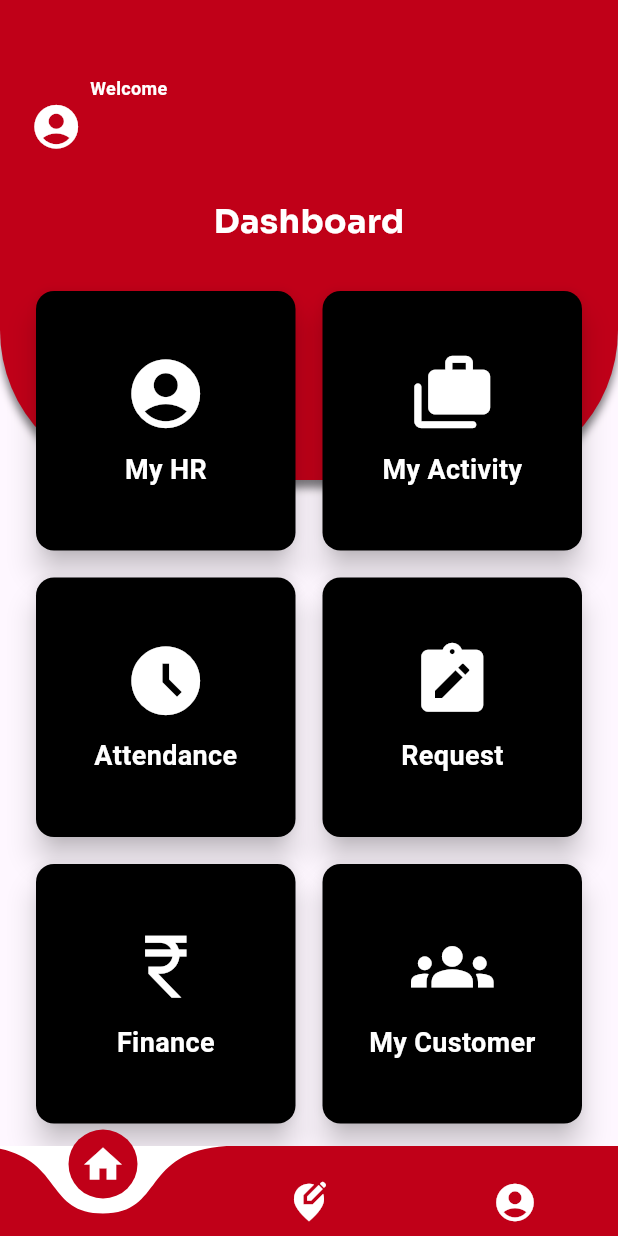
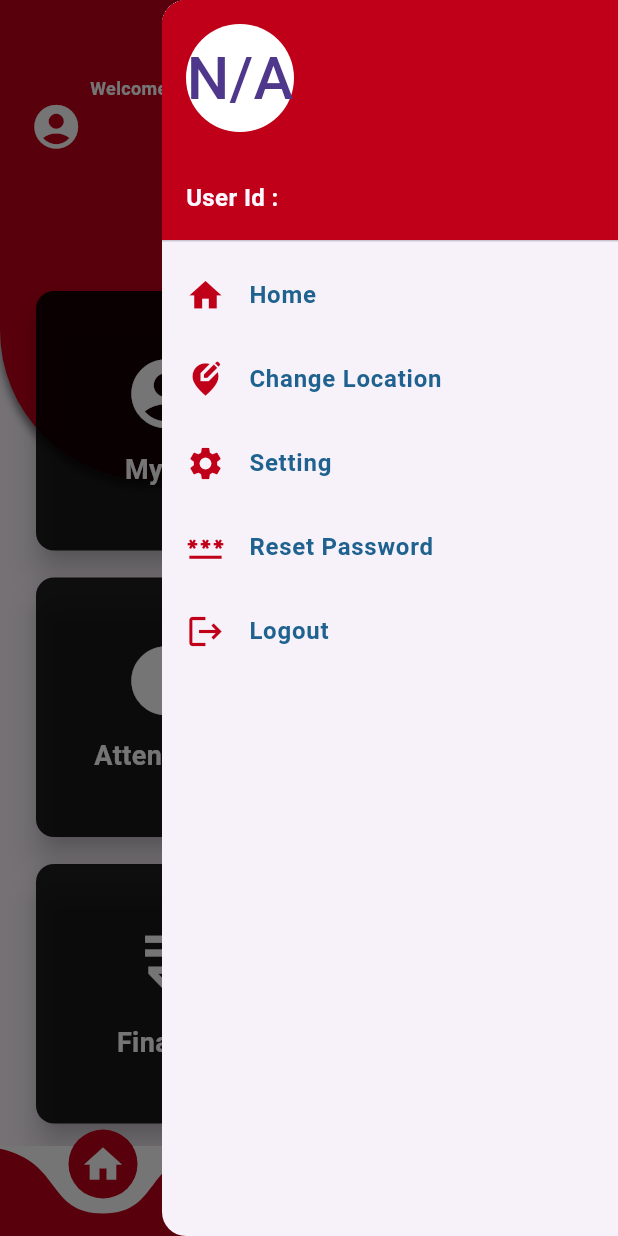
Before and after one commit to Harsh8216/InlandSalesMobileApp_Flutter, a Flutter app: the BottomNavBar screen opened directly, with the side drawer open (before the commit the screen has no drawer), on a phone screen of 412 x 824 dp. Run offline on Flutter 3.47's test engine with Material 3 defaults, Android fonts, the phone set to English and light mode, and no system bars; drawn by our look-alikes of curved_navigation_bar; our stand-ins replace fluttertoast, shared_preferences; accounts and stored records are empty; network calls fail.

Commit message:
new commit 19/09/2024

```diff
--- a/lib/Activity_Bottom_Navigation_Bar.dart
+++ b/lib/Activity_Bottom_Navigation_Bar.dart
@@ -3,6 +3,8 @@ import 'package:curved_navigation_bar/curved_navigation_bar.dart';
 import 'package:inland_sales_upgrade/Activity_Dashboard.dart';
 import 'package:inland_sales_upgrade/Activity_Leave_List.dart';
 import 'package:inland_sales_upgrade/Custom_Color_file.dart';
+import 'package:inland_sales_upgrade/Side_Navigation_Drawer.dart';
+
 class BottomNavBar extends StatefulWidget {
   @override
   State<BottomNavBar> createState() => _BottomNavBarState();
@@ -10,14 +12,12 @@ class BottomNavBar extends StatefulWidget {
 
 class _BottomNavBarState extends State<BottomNavBar> {
   int _selectedIndex = 0;
+  final GlobalKey<ScaffoldState> _scaffoldKey = GlobalKey<ScaffoldState>();
 
-  final List<Widget> _pages = [
-    Activity_Dashboard(),
-    Activity_Leave_List(),
-  ];
   @override
   Widget build(BuildContext context) {
     return Scaffold(
+      key: _scaffoldKey,
       backgroundColor: Colors.white,
       bottomNavigationBar: CurvedNavigationBar(
         animationDuration: Duration(milliseconds: 300),
@@ -31,15 +31,19 @@ class _BottomNavBarState extends State<BottomNavBar> {
           Icon(Icons.account_circle,color: Colors.white,size: 30),
         ],
         onTap: (index){
+          if(index == 2){
+            _scaffoldKey.currentState?.openEndDrawer();
+          }else
           setState(() {
             _selectedIndex = index;
           });
-
         },
-
         backgroundColor: Colors.white,
       ),
-      body: _pages[_selectedIndex],
+      body: _selectedIndex == 0 ?
+      Activity_Dashboard() :
+      Activity_Leave_List(),
+      endDrawer: SideNavigationDrawer(),
 
     );
   }
--- a/lib/Activity_Dashboard.dart
+++ b/lib/Activity_Dashboard.dart
@@ -5,6 +5,7 @@ import 'package:inland_sales_upgrade/Dashboard_HR.dart';
 import 'package:inland_sales_upgrade/Custom_Color_file.dart';
 import 'package:inland_sales_upgrade/Login_Activity.dart';
 import 'package:inland_sales_upgrade/Network.dart';
+import 'package:inland_sales_upgrade/Side_Navigation_Drawer.dart';
 import 'package:shared_preferences/shared_preferences.dart';
 
 class Activity_Dashboard extends StatefulWidget{
@@ -40,7 +41,6 @@ class _Activity_DashboardState extends State<Activity_Dashboard> {
   @override
   Widget build(BuildContext context) {
     return Scaffold(
-
       body: SingleChildScrollView(
         child: Stack(
             children: [
@@ -129,7 +129,7 @@ class _Activity_DashboardState extends State<Activity_Dashboard> {
                         ShowToast("Finance");
 
                       }),
-                      buildCard(Icons.groups_sharp, "My Customer",() async{
+                      buildCard(Icons.logout, "Logout",() async{
                         await _Logout();
 
                       }),
@@ -146,7 +146,7 @@ class _Activity_DashboardState extends State<Activity_Dashboard> {
   Widget buildCard(IconData iconData,String text,VoidCallback onPressed){
     return GestureDetector(
         onTap: onPressed,
-        child : Card(elevation: 8, color: Colors.black,
+        child : Card(elevation: 8, color: Colors.black87,
           child: Column(
             mainAxisAlignment: MainAxisAlignment.center,
               children: [
@@ -170,7 +170,8 @@ class _Activity_DashboardState extends State<Activity_Dashboard> {
     await pref.remove("Password");
 
     ScaffoldMessenger.of(context).showSnackBar(
-        SnackBar(content: Text('Logged out successfully',
+        SnackBar(
+            content: Text('Logged out successfully',
             style: const TextStyle(fontWeight: FontWeight.bold)),
             duration: Duration(seconds: 3)));
     Navigator.pushReplacement(context, MaterialPageRoute(builder: (context) => LoginPage()));
--- a/lib/Activity_Splash_Screen.dart
+++ b/lib/Activity_Splash_Screen.dart
@@ -54,8 +54,7 @@ class _SplashScreenState extends State<SplashScreen> with SingleTickerProviderSt
 
     Timer(Duration(seconds: 5),(){
       if(UserId != null) {
-        Navigator.pushReplacement(context,
-            MaterialPageRoute(builder: (context) => BottomNavBar()));
+        Navigator.pushReplacement(context, MaterialPageRoute(builder: (context) => BottomNavBar()));
       }else{
         Navigator.pushReplacement(context, MaterialPageRoute(builder: (context) => LoginPage()));
       }
--- a/lib/Apply_for_leaves.dart
+++ b/lib/Apply_for_leaves.dart
@@ -8,6 +8,7 @@ import 'package:inland_sales_upgrade/Activity_Leave_List.dart';
 import 'package:inland_sales_upgrade/Custom_Color_file.dart';
 import 'package:inland_sales_upgrade/Edit_Text_Controler.dart';
 import 'package:inland_sales_upgrade/Network.dart';
+import 'package:inland_sales_upgrade/Side_Navigation_Drawer.dart';
 import 'package:inland_sales_upgrade/Utility.dart';
 import 'package:intl/intl.dart';
 import 'package:shared_preferences/shared_preferences.dart';
@@ -214,6 +215,7 @@ class ApplyForLeavesStates extends State<Apply_for_leaves> {
   @override
   Widget build(BuildContext context) {
    return Scaffold(
+     endDrawer: SideNavigationDrawer(),
      appBar: AppBar(title: Text("Apply for Leaves",style: TextStyle(color: Colors.white,fontWeight: FontWeight.bold,fontSize: 18)),
          backgroundColor: Color(CustomColor.Corp_Red.value),iconTheme: IconThemeData(color: Colors.white)),
      body: Padding(
--- a/lib/Dashboard_HR.dart
+++ b/lib/Dashboard_HR.dart
@@ -2,6 +2,7 @@ import 'package:flutter/cupertino.dart';
 import 'package:flutter/material.dart';
 import 'package:inland_sales_upgrade/Activity_Leave_List.dart';
 import 'package:inland_sales_upgrade/Custom_Color_file.dart';
+import 'package:inland_sales_upgrade/Side_Navigation_Drawer.dart';
 
 class Activity_Apply_Leaves extends StatefulWidget {
 
@@ -15,6 +16,7 @@ class ActivityApplyLeaves_State extends State<Activity_Apply_Leaves> {
   Widget build(BuildContext context) {
 
     return Scaffold(
+      endDrawer: SideNavigationDrawer(),
       appBar: AppBar(title: Text("Human Resources",style: TextStyle(color: Colors.white,fontWeight: FontWeight.bold)),
       backgroundColor: Color(CustomColor.Corp_Red.value),iconTheme: IconThemeData(color: Colors.white)),
       body: Padding(
--- a/lib/Network.dart
+++ b/lib/Network.dart
@@ -1,5 +1,5 @@
 class Constant{
-  static const String baseurl = "http://inmobi.inland.in/V9/inmobi.svc";
+  static const String baseurl = "http://inmobi.inland.in/V11/inmobi.svc";
 
   static const String TokenNo = "OK";
   static const String Branch_Address = "Branch_Address";
--- /dev/null
+++ b/lib/Side_Navigation_Drawer.dart
@@ -0,0 +1,101 @@
+import 'package:flutter/cupertino.dart';
+import 'package:flutter/material.dart';
+import 'package:inland_sales_upgrade/Activity_Bottom_Navigation_Bar.dart';
+import 'package:inland_sales_upgrade/Custom_Color_file.dart';
+import 'package:inland_sales_upgrade/Login_Activity.dart';
+import 'package:inland_sales_upgrade/Network.dart';
+import 'package:shared_preferences/shared_preferences.dart';
+
+class SideNavigationDrawer extends StatefulWidget{
+
+  @override
+  State<SideNavigationDrawer> createState() => _SideNavigationDrawerState();
+}
+
+class _SideNavigationDrawerState extends State<SideNavigationDrawer> {
+  String strEmpName = "";
+  String strUserId = "";
+
+  @override
+  void initState() {
+    super.initState();
+    sharedPrefData();
+  }
+
+  Future<void> sharedPrefData() async{
+    try{
+      var  pref = await SharedPreferences.getInstance();
+      var _strEmpName = pref.getString(Constant.Name) ?? '';
+      var _UserId = pref.getString(Constant.Empcd) ?? '';
+
+      setState(() {
+        strEmpName =_strEmpName;
+        strUserId = _UserId;
+      });
+
+    }catch(error){
+      print(error);
+
+    }
+  }
+
+  @override
+  Widget build(BuildContext context) {
+   return Drawer(
+     child: Column(
+       children: <Widget>[
+         UserAccountsDrawerHeader(
+             accountName: Text('$strEmpName',style: TextStyle(fontSize: 18,fontWeight: FontWeight.bold),),
+             accountEmail: Text("User Id : $strUserId",style: TextStyle(fontSize: 16,fontWeight: FontWeight.bold)),
+             currentAccountPicture: CircleAvatar(
+               backgroundColor: Colors.white,
+               child: Text(strEmpName.isNotEmpty ? strEmpName[0].toUpperCase() : 'N/A',
+                   style: TextStyle(fontSize: 40.0)) ,
+             ),
+             decoration: BoxDecoration(
+                 color: CustomColor.Corp_Red
+             )
+         ),
+         BuildDrawerMenuItems(Icons.home,'Home',(){
+           Navigator.push(context, MaterialPageRoute(builder: (context) => BottomNavBar()));
+
+         }),
+         BuildDrawerMenuItems(Icons.edit_location_alt,'Change Location',(){
+
+         }),
+         BuildDrawerMenuItems(Icons.settings,'Setting',(){
+
+         }),
+         BuildDrawerMenuItems(Icons.password,'Reset Password',(){
+
+         }),
+         BuildDrawerMenuItems(Icons.logout,'Logout',() async {
+           await _Logout();
+
+         })
+       ],
+
+     ),
+   );
+  }
+  Future <void> _Logout() async{
+    var pref = await SharedPreferences.getInstance();
+    await pref.remove("user_id");
+    await pref.remove("Password");
+
+    ScaffoldMessenger.of(context).showSnackBar(
+        SnackBar(
+            content: Text('Logged out successfully',
+                style: const TextStyle(fontWeight: FontWeight.bold)),
+            duration: Duration(seconds: 3)));
+    Navigator.pushReplacement(context, MaterialPageRoute(builder: (context) => LoginPage()));
+  }
+}
+
+ Widget BuildDrawerMenuItems(IconData iconData,String text,VoidCallback onPress){
+  return ListTile(
+    leading: Icon(iconData,color: CustomColor.Corp_Red,size: 26),
+    title: Text(text,style: TextStyle(fontWeight: FontWeight.bold,fontSize: 16,color: CustomColor.Corp_blue),),
+    onTap: onPress
+  );
+}
--- a/lib/ZigzagClipper.dart
+++ b/lib/ZigzagClipper.dart
@@ -1,5 +1,4 @@
 import 'package:flutter/cupertino.dart';
-import 'package:inland_sales_upgrade/Custom_Color_file.dart';
 
 class ZigzagClipper extends CustomClipper<Path>{
   @override
```
Also changed, not shown: lib/Activity_Leave_List.dart (+7 -2 lines), lib/Login_Activity.dart (+6 -4 lines).
